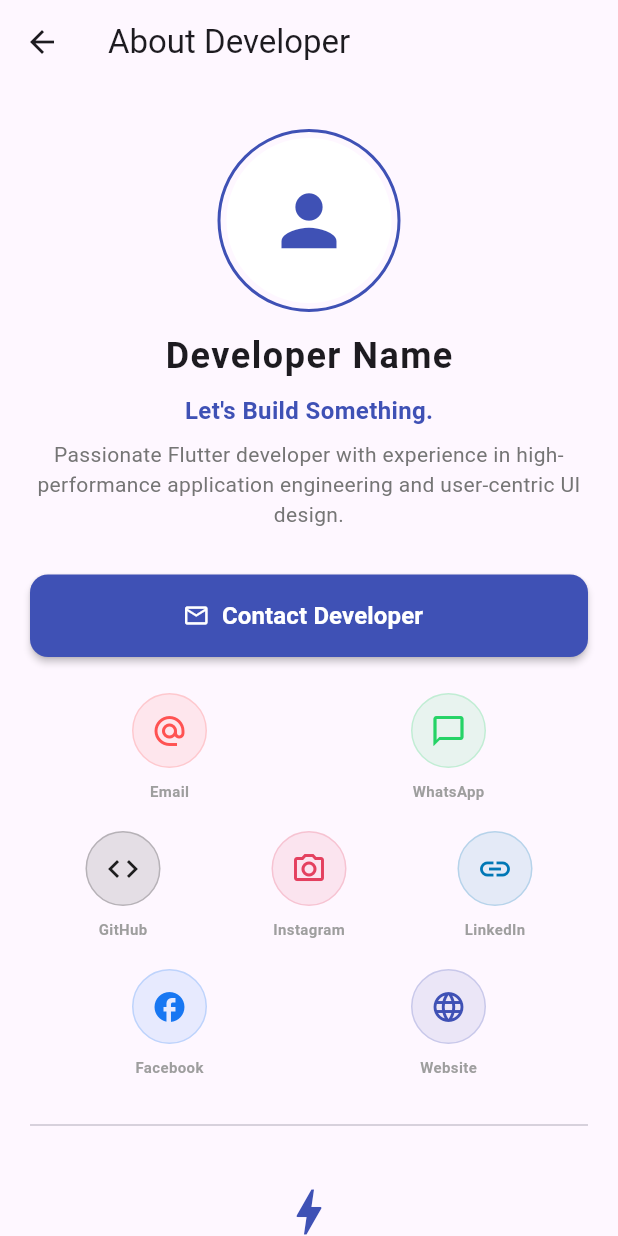
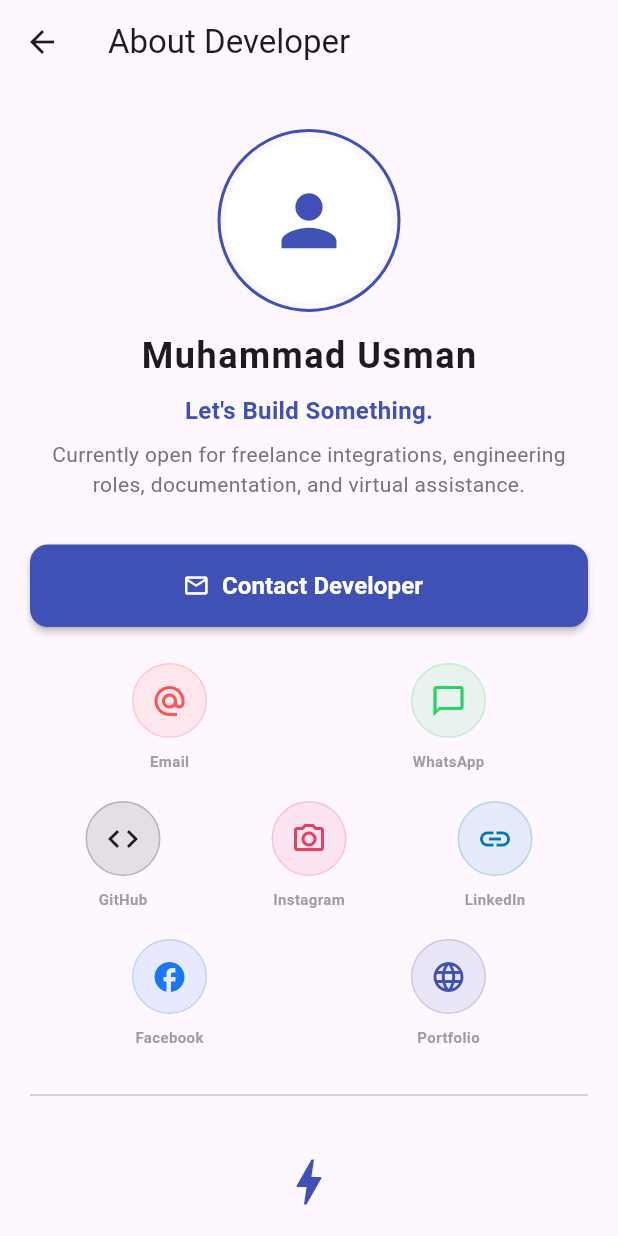
Before and after one commit to useratnns/fook, a Flutter app: the DeveloperInfoScreen screen opened directly, on a phone screen of 412 x 824 dp. Run offline on Flutter 3.47's test engine with Material 3 defaults, Android fonts, the phone set to English and light mode, and no system bars; drawn by our look-alikes of showcaseview; our stand-ins replace flutter_local_notifications, flutter_secure_storage, intro_slider, local_auth, permission_handler, shared_preferences and 4 more; missing offline and left inert: android_alarm_manager_plus; accounts and stored records are empty.

Commit message:
feat: restore original developer profile and update documentation assets

```diff
--- a/lib/screens/developer_info_screen.dart
+++ b/lib/screens/developer_info_screen.dart
@@ -34,7 +34,7 @@ class DeveloperInfoScreen extends StatelessWidget {
 
             // 2. Heading
             const Text(
-              'Developer Name',
+              'Muhammad Usman',
               style: TextStyle(fontSize: 24, fontWeight: FontWeight.bold, letterSpacing: 1),
             ),
             const SizedBox(height: 8),
@@ -48,7 +48,7 @@ class DeveloperInfoScreen extends StatelessWidget {
                 ),
                 const SizedBox(height: 8),
                 Text(
-                  'Passionate Flutter developer with experience in high-performance application engineering and user-centric UI design.',
+                  'Currently open for freelance integrations, engineering roles, documentation, and virtual assistance.',
                   textAlign: TextAlign.center,
                   style: TextStyle(fontSize: 14, color: Colors.grey[600], height: 1.4),
                 ),
@@ -61,7 +61,7 @@ class DeveloperInfoScreen extends StatelessWidget {
               width: double.infinity,
               height: 55,
               child: ElevatedButton.icon(
-                onPressed: () => _launchURL('mailto:developer@example.com', 'Email'),
+                onPressed: () => _launchURL('mailto:usmanboota.dev@gmail.com', 'Email'),
                 icon: const Icon(Icons.email_outlined),
                 label: const Text('Contact Developer', style: TextStyle(fontSize: 16, fontWeight: FontWeight.bold)),
                 style: ElevatedButton.styleFrom(
@@ -98,8 +98,8 @@ class DeveloperInfoScreen extends StatelessWidget {
         Row(
           mainAxisAlignment: MainAxisAlignment.center,
           children: [
-            _buildIconTile(Icons.alternate_email, 'Email', 'mailto:developer@example.com', Colors.redAccent),
-            _buildIconTile(Icons.chat_bubble_outline, 'WhatsApp', 'https://wa.me/yournumber', const Color(0xFF25D366)),
+            _buildIconTile(Icons.alternate_email, 'Email', 'mailto:usmanboota.dev@gmail.com', Colors.redAccent),
+            _buildIconTile(Icons.chat_bubble_outline, 'WhatsApp', 'https://wa.me/923000437358', const Color(0xFF25D366)),
           ],
         ),
         const SizedBox(height: 20),
@@ -108,9 +108,9 @@ class DeveloperInfoScreen extends StatelessWidget {
         Row(
           mainAxisAlignment: MainAxisAlignment.center,
           children: [
-            _buildIconTile(Icons.code, 'GitHub', 'https://github.com/yourusername', Colors.black87),
-            _buildIconTile(Icons.camera_alt_outlined, 'Instagram', 'https://instagram.com/yourusername', const Color(0xFFE4405F)),
-            _buildIconTile(Icons.link, 'LinkedIn', 'https://linkedin.com/in/yourprofile', const Color(0xFF0077B5)),
+            _buildIconTile(Icons.code, 'GitHub', 'https://github.com/useratnns', Colors.black87),
+            _buildIconTile(Icons.camera_alt_outlined, 'Instagram', 'https://instagram.com/callme_usman._', const Color(0xFFE4405F)),
+            _buildIconTile(Icons.link, 'LinkedIn', 'https://linkedin.com/in/musman100official', const Color(0xFF0077B5)),
           ],
         ),
         const SizedBox(height: 20),
@@ -119,8 +119,8 @@ class DeveloperInfoScreen extends StatelessWidget {
         Row(
           mainAxisAlignment: MainAxisAlignment.center,
           children: [
-            _buildIconTile(Icons.facebook_outlined, 'Facebook', 'https://facebook.com/yourprofile', const Color(0xFF1877F2)),
-            _buildIconTile(Icons.language, 'Website', 'http://www.yourportfolio.com', Colors.indigo),
+            _buildIconTile(Icons.facebook_outlined, 'Facebook', 'https://facebook.com/share/1E9deijpxL/', const Color(0xFF1877F2)),
+            _buildIconTile(Icons.language, 'Portfolio', 'https://usman.corecslab.com/portfolio/', Colors.indigo),
           ],
         ),
       ],
@@ -171,13 +171,13 @@ class DeveloperInfoScreen extends StatelessWidget {
         ),
         const SizedBox(height: 12),
         const Text(
-          'A professional framework of organized knowledge.',
+          'Your offline-first, privacy-focused productivity companion.',
           textAlign: TextAlign.center,
           style: TextStyle(fontSize: 14, fontStyle: FontStyle.italic, color: Colors.black54),
         ),
         const SizedBox(height: 24),
         const Text(
-            '© 2026 Open Source. All Rights Reserved.',
+            '© 2026 CoreCS Lab. All Rights Reserved.',
             style: TextStyle(fontSize: 10, color: Colors.grey),
         ),
       ],
```
